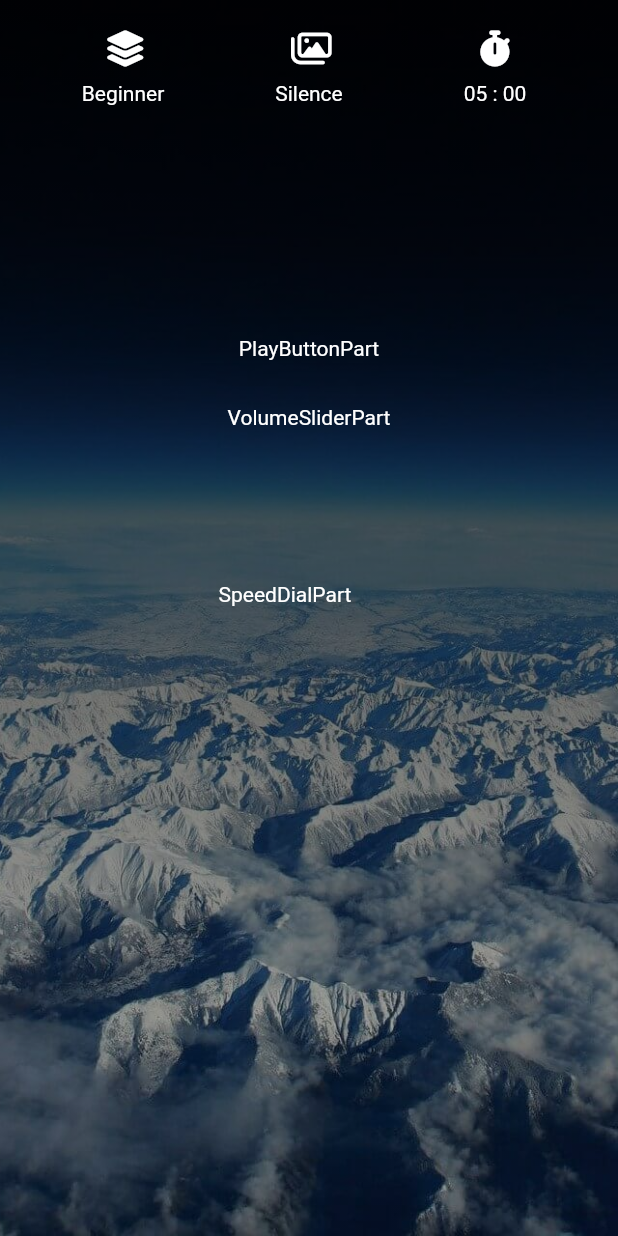
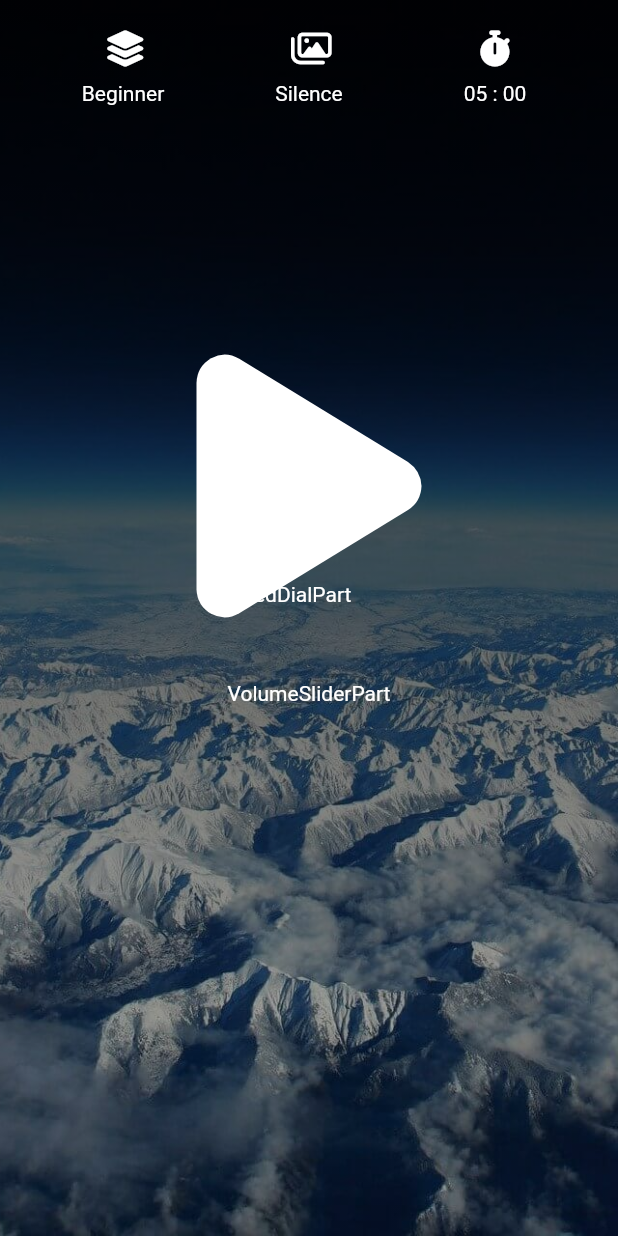
Before and after one commit to hidechy/flutter_minpro_meditation, a Flutter app: the HomeScreen screen opened directly, on a phone screen of 412 x 824 dp. Run offline on Flutter 3.47's test engine with Material 2 defaults, Android fonts, the light colour scheme and no system bars; our stand-ins replace fluttertoast, font_awesome_flutter, intro_slider, shared_preferences; accounts and stored records are empty.

Commit message:
commit 20230517 play button part

```diff
--- a/lib/screens/home/components/play_button_part.dart
+++ b/lib/screens/home/components/play_button_part.dart
@@ -1,15 +1,97 @@
+// ignore_for_file: must_be_immutable, cascade_invocations
+
 import 'package:flutter/material.dart';
+import 'package:font_awesome_flutter/font_awesome_flutter.dart';
+import 'package:provider/provider.dart';
+import 'package:test_minpro_meditation/styles/styles.dart';
+
+import '../../../common/constants.dart';
+import '../../../common/widgets/ripple_widget.dart';
+import '../../../viewmodels/main_viewmodel.dart';
 
 class PlayButtonPart extends StatelessWidget {
-  const PlayButtonPart({super.key});
+  PlayButtonPart({super.key});
 
+  late BuildContext _context;
+
+  ///
   @override
   Widget build(BuildContext context) {
-    return const Center(
-      child: Text(
-        'PlayButtonPart',
-        style: TextStyle(color: Colors.white),
-      ),
+    _context = context;
+
+    final runningStatus = context.select<MainViewModel, RunningStatus>(
+      (viewModel) => viewModel.runningStatus,
+    );
+
+    return Stack(
+      children: [
+        Center(
+          child: RippleWidget(
+            onTap: () {
+              _onPlayButtonPressed(runningStatus: runningStatus);
+            },
+            child: _largePlayIcon(runningStatus: runningStatus),
+          ),
+        ),
+        Positioned(
+          left: 16,
+          bottom: 8,
+          child: (runningStatus == RunningStatus.PAUSE)
+              ? RippleWidget(
+                  onTap: _onStopButtonPressed,
+                  child: const Icon(
+                    FontAwesomeIcons.stop,
+                    size: smallPlayButtonSize,
+                  ),
+                )
+              : Container(),
+        ),
+      ],
     );
   }
+
+  ///
+  Widget _largePlayIcon({required RunningStatus runningStatus}) {
+    Icon icon;
+    if (runningStatus == RunningStatus.BEFORE_START ||
+        runningStatus == RunningStatus.PAUSE) {
+      icon = const Icon(
+        FontAwesomeIcons.play,
+        size: largePlayButtonSize,
+      );
+    } else if (runningStatus == RunningStatus.FINISHED) {
+      icon = const Icon(
+        FontAwesomeIcons.stop,
+        size: largePlayButtonSize,
+      );
+    } else {
+      icon = const Icon(
+        FontAwesomeIcons.pause,
+        size: largePlayButtonSize,
+      );
+    }
+
+    return icon;
+  }
+
+  ///
+  void _onPlayButtonPressed({required RunningStatus runningStatus}) {
+    final viewModel = _context.read<MainViewModel>();
+
+    if (runningStatus == RunningStatus.BEFORE_START) {
+      viewModel.startMeditation();
+    } else if (runningStatus == RunningStatus.PAUSE) {
+      viewModel.resumeMeditation();
+    } else if (runningStatus == RunningStatus.FINISHED) {
+      viewModel.resetMeditation();
+    } else {
+      viewModel.pauseMeditation();
+    }
+  }
+
+  ///
+  void _onStopButtonPressed() {
+    final viewModel = _context.read<MainViewModel>();
+    viewModel.resetMeditation();
+  }
 }
--- a/lib/screens/home/home_screen.dart
+++ b/lib/screens/home/home_screen.dart
@@ -54,7 +54,7 @@ class HomeScreen extends StatelessWidget {
                             const SizedBox(height: 30),
                             StatusDisplayPart(),
                             const SizedBox(height: 30),
-                            const PlayButtonPart(),
+                            PlayButtonPart(),
                             const SizedBox(height: 30),
                             const VolumeSliderPart(),
                           ],
--- a/lib/styles/styles.dart
+++ b/lib/styles/styles.dart
@@ -15,3 +15,6 @@ const statusLowerTextStyle = TextStyle(
   fontSize: 48,
   fontWeight: FontWeight.bold,
 );
+
+const double largePlayButtonSize = 200;
+const double smallPlayButtonSize = 60;
```
Also changed, not shown: lib/viewmodels/main_viewmodel.dart (+12 -0 lines).
